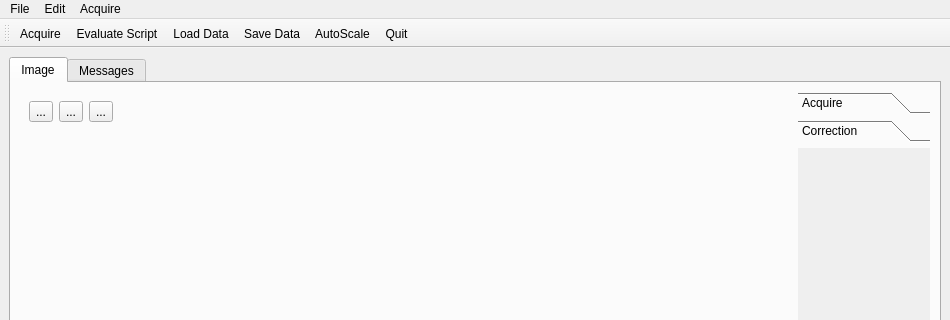
Before: the Qt Designer form qxrdwindow.ui in guyjennings/qxrd, drawn with Qt 5; both pictures show x 0 to 950 and y 0 to 320 of the 950 by 804 pixel window.
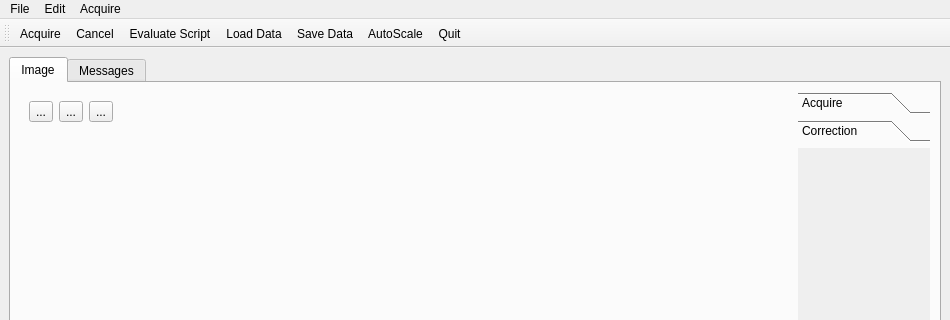
After: the same form once the commit is applied. The open tabs and pages were chosen to show the change. Custom widgets are drawn as their Qt base class.

Diff of the .ui file:
```diff
--- a/qxrdwindow.ui
+++ b/qxrdwindow.ui
@@ -399,6 +399,7 @@
     <bool>false</bool>
    </attribute>
    <addaction name="m_ActionAcquire"/>
+   <addaction name="m_ActionCancel"/>
    <addaction name="m_ActionEvaluateScript"/>
    <addaction name="m_ActionLoadData"/>
    <addaction name="m_ActionSaveData"/>
```
Left out of the diff: 18 changed lines with no effect on the pictures.
